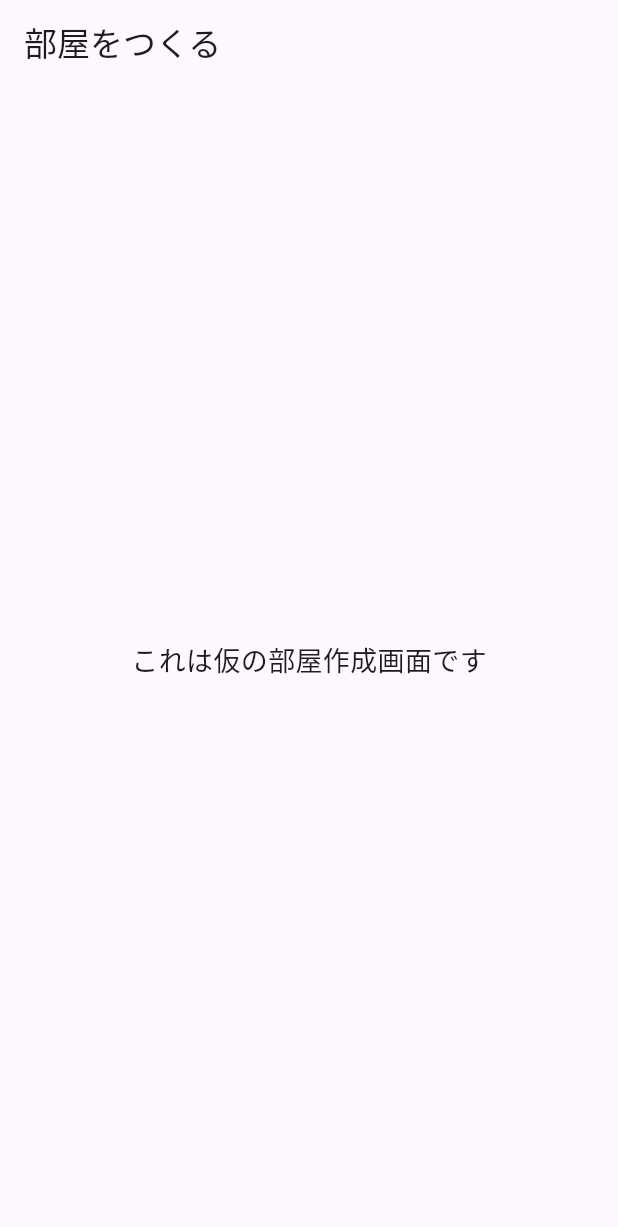
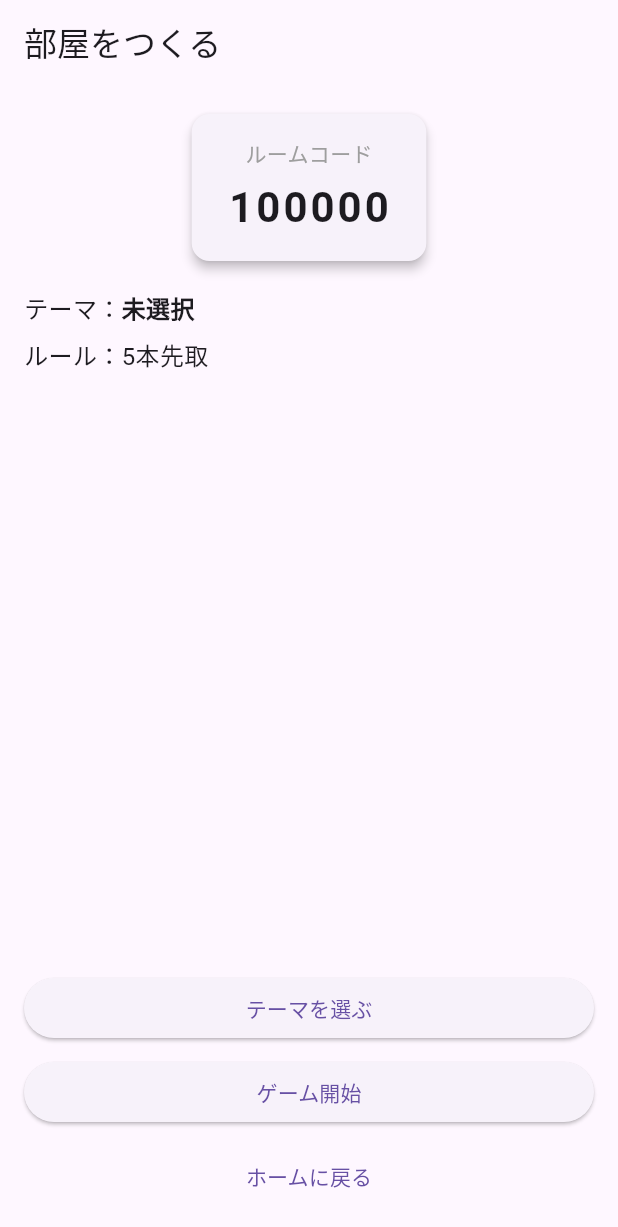
Before and after one commit to Takumi162/beat_rush, a Flutter app: the CreateRoomScreen screen opened by its route, on a phone screen of 412 x 824 dp. Shown: the top 1227 px of the screen. Run offline on Flutter 3.47's test engine with Material 3 defaults, Android fonts, the phone set to English and light mode, and no system bars; our stand-ins replace firebase_auth, firebase_core, firebase_database, go_router; accounts and stored records are empty.

Commit message:
部屋番号の生成・部屋情報保存完了

```diff
--- a/lib/screens/home/home_screen.dart
+++ b/lib/screens/home/home_screen.dart
@@ -3,6 +3,8 @@ import 'package:flutter/material.dart';
 import 'package:firebase_auth/firebase_auth.dart';
 import '../../services/user_service.dart';
 import '../room/components/user_profile_display.dart';
+
+import 'package:go_router/go_router.dart';
 
 class HomeScreen extends StatefulWidget {
   const HomeScreen({super.key});
@@ -48,7 +50,26 @@ class _HomeScreenState extends State<HomeScreen> {
               )
             : const Text('読み込み中...'),
       ),
-      body: const Center(child: Text('ホーム画面')),
+      body: Center(
+        child: Column(
+          mainAxisAlignment: MainAxisAlignment.center,
+          children: [
+            // 🔹 部屋をつくるボタン
+            ElevatedButton(
+              onPressed: () => context.go('/room/create'),
+              child: const Text('部屋をつくる'),
+            ),
+
+            const SizedBox(height: 16),
+
+            // 🔹 部屋に入るボタン
+            ElevatedButton(
+              onPressed: () => context.go('/room/join'),
+              child: const Text('部屋に入る'),
+            ),
+          ],
+        ),
+      ),
     );
   }
 }
--- /dev/null
+++ b/lib/screens/room/components/room_code_display.dart
@@ -0,0 +1,37 @@
+import 'package:flutter/material.dart';
+
+/// 6桁のルームコードを見やすく表示するだけのウィジェット
+class RoomCodeDisplay extends StatelessWidget {
+  final String roomCode;
+
+  const RoomCodeDisplay({super.key, required this.roomCode});
+
+  @override
+  Widget build(BuildContext context) {
+    return Card(
+      elevation: 3,
+      shape: RoundedRectangleBorder(borderRadius: BorderRadius.circular(12)),
+      child: Padding(
+        padding: const EdgeInsets.symmetric(vertical: 16, horizontal: 24),
+        child: Column(
+          mainAxisSize: MainAxisSize.min,
+          children: [
+            const Text(
+              'ルームコード',
+              style: TextStyle(fontSize: 14, color: Colors.grey),
+            ),
+            const SizedBox(height: 6),
+            Text(
+              roomCode,
+              style: const TextStyle(
+                fontSize: 28,
+                fontWeight: FontWeight.bold,
+                letterSpacing: 2.0,
+              ),
+            ),
+          ],
+        ),
+      ),
+    );
+  }
+}
--- a/lib/screens/room/create_room_screen.dart
+++ b/lib/screens/room/create_room_screen.dart
@@ -1,14 +1,118 @@
 import 'package:flutter/material.dart';
+import 'package:firebase_auth/firebase_auth.dart';
+import '../../services/room_service.dart';
+import 'components/room_code_display.dart';
 
-class CreateRoomScreen extends StatelessWidget {
+class CreateRoomScreen extends StatefulWidget {
   const CreateRoomScreen({super.key});
+
+  @override
+  State<CreateRoomScreen> createState() => _CreateRoomScreenState();
+}
+
+class _CreateRoomScreenState extends State<CreateRoomScreen> {
+  final RoomService _roomService = RoomService();
+  String roomCode = '------';
+  String themeName = '未選択';
+  bool isLoading = false;
+
+  @override
+  void initState() {
+    super.initState();
+    _createRoom(); // 画面起動時に自動で部屋作成
+  }
+
+  Future<void> _createRoom() async {
+    setState(() => isLoading = true);
+
+    // 🔹 FirebaseAuth から現在のユーザーを取得
+    final uid = FirebaseAuth.instance.currentUser?.uid;
+    if (uid == null) {
+      debugPrint('未ログインユーザー');
+      setState(() => isLoading = false);
+      return;
+    }
+
+    // 🔹 6桁コードを生成
+    final code = _roomService.generateCode();
+
+    // 🔹 Firebaseにルーム作成（ニックネーム・アイコンは仮）
+    await _roomService.createRoom(
+      code: code,
+      ownerUid: uid,
+      nickname: 'たくみ', // 後でUserServiceから取得するよう変更
+      iconKey: 'finn',
+    );
+
+    // 🔹 画面に反映
+    setState(() {
+      roomCode = code;
+      isLoading = false;
+    });
+  }
 
   @override
   Widget build(BuildContext context) {
     return Scaffold(
-      appBar: AppBar(title: const Text('部屋をつくる')),
-      body: const Center(
-        child: Text('これは仮の部屋作成画面です', style: TextStyle(fontSize: 18)),
+      appBar: AppBar(
+        title: const Text('部屋をつくる'),
+        actions: [
+          if (isLoading)
+            const Padding(
+              padding: EdgeInsets.only(right: 16),
+              child: Center(child: CircularProgressIndicator()),
+            ),
+        ],
+      ),
+      body: Padding(
+        padding: const EdgeInsets.all(16),
+        child: Column(
+          children: [
+            RoomCodeDisplay(roomCode: roomCode),
+            const SizedBox(height: 16),
+            Row(
+              children: [
+                const Text('テーマ：', style: TextStyle(fontSize: 16)),
+                Text(
+                  themeName,
+                  style: const TextStyle(
+                    fontSize: 16,
+                    fontWeight: FontWeight.w600,
+                  ),
+                ),
+              ],
+            ),
+            const SizedBox(height: 8),
+            const Align(
+              alignment: Alignment.centerLeft,
+              child: Text('ルール：5本先取', style: TextStyle(fontSize: 16)),
+            ),
+            const Spacer(),
+            SizedBox(
+              width: double.infinity,
+              child: ElevatedButton(
+                onPressed: () {},
+                child: const Text('テーマを選ぶ'),
+              ),
+            ),
+            const SizedBox(height: 8),
+            SizedBox(
+              width: double.infinity,
+              child: ElevatedButton(
+                onPressed: () {},
+                child: const Text('ゲーム開始'),
+              ),
+            ),
+            const SizedBox(height: 8),
+            SizedBox(
+              width: double.infinity,
+              child: TextButton(
+                onPressed: () => Navigator.of(context).maybePop(),
+                child: const Text('ホームに戻る'),
+              ),
+            ),
+          ],
+        ),
       ),
     );
   }
--- /dev/null
+++ b/lib/services/room_service.dart
@@ -0,0 +1,40 @@
+import 'package:firebase_database/firebase_database.dart';
+
+/// ルーム作成や管理を行うサービス
+class RoomService {
+  final _db = FirebaseDatabase.instance.ref();
+
+  /// 6桁のランダムなルームコードを生成
+  String generateCode() {
+    final now = DateTime.now().millisecondsSinceEpoch;
+    final code = (now % 900000 + 100000).toString();
+    return code; // 例: "428195"
+  }
+
+  /// ルームを新規作成
+  Future<void> createRoom({
+    required String code,
+    required String ownerUid,
+    required String nickname,
+    required String iconKey,
+  }) async {
+    final roomRef = _db.child('rooms/$code');
+
+    await roomRef.set({
+      'ownerUid': ownerUid,
+      'status': 'lobby',
+      'settings': {
+        'themeId': null,
+        'mode': 'first_to_5', // 固定ルール
+      },
+      'players': {
+        ownerUid: {
+          'nickname': nickname,
+          'icon': iconKey,
+          'joinedAt': DateTime.now().toIso8601String(),
+        },
+      },
+      'createdAt': DateTime.now().toIso8601String(),
+    });
+  }
+}
```
